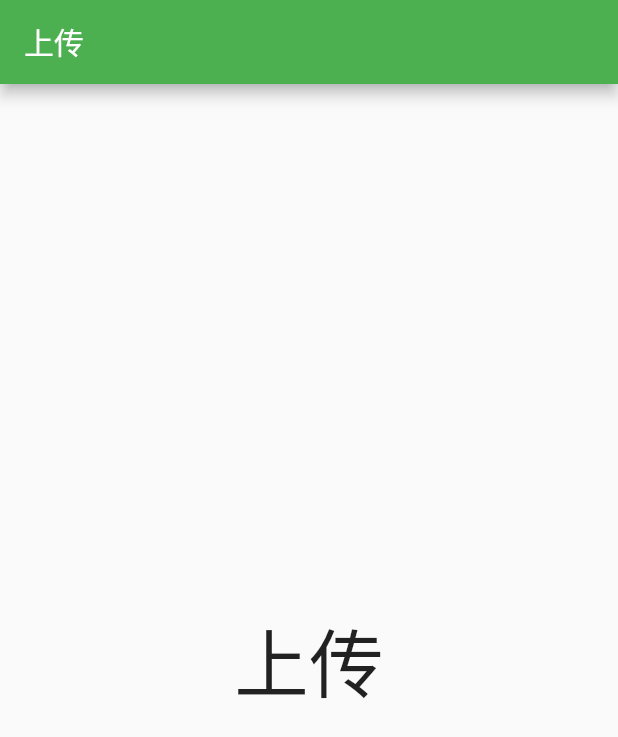
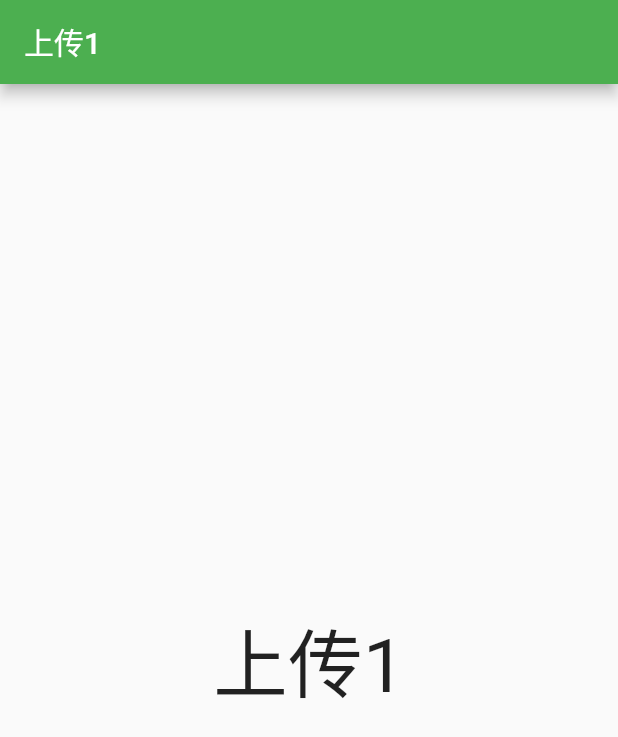
Before and after one commit to xiaog1026/recipe_frontend, a Flutter app: the Add screen opened directly, on a phone screen of 412 x 824 dp. Shown: the top 737 px of the screen. Run offline on Flutter 3.47's test engine with Material 2 defaults, Android fonts, the phone set to English and light mode, and no system bars; our stand-ins replace dio; network calls fail.

Commit message:
first commit

```diff
--- a/lib/views/add/add.dart
+++ b/lib/views/add/add.dart
@@ -5,10 +5,10 @@ class Add extends StatelessWidget {
   Widget build(BuildContext context) {
     return Scaffold(
       appBar: AppBar(
-        title: Text("上传"),
+        title: Text("上传1"),
       ),
       body: Center(
-        child: Text("上传",style: TextStyle(fontSize: 50)),
+        child: Text("上传1",style: TextStyle(fontSize: 50)),
       ),
     );
   }
```
